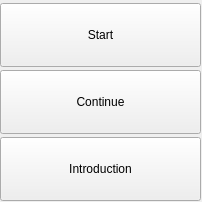
Elgce/Dynasties, file escwidget.ui: the form before one commit.
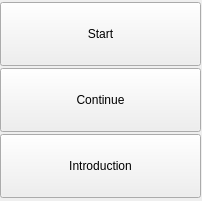
The form after the commit.

Commit message: 修改了QMenu样式

Diff of the .ui file:
```diff
--- a/escwidget.ui
+++ b/escwidget.ui
@@ -7,7 +7,7 @@
     <x>0</x>
     <y>0</y>
     <width>202</width>
-    <height>202</height>
+    <height>201</height>
    </rect>
   </property>
   <property name="windowTitle">
@@ -19,7 +19,7 @@
      <x>0</x>
      <y>0</y>
      <width>201</width>
-     <height>206</height>
+     <height>201</height>
     </rect>
    </property>
    <layout class="QGridLayout" name="gridLayout">
```
The commit also changes 2 other files.
